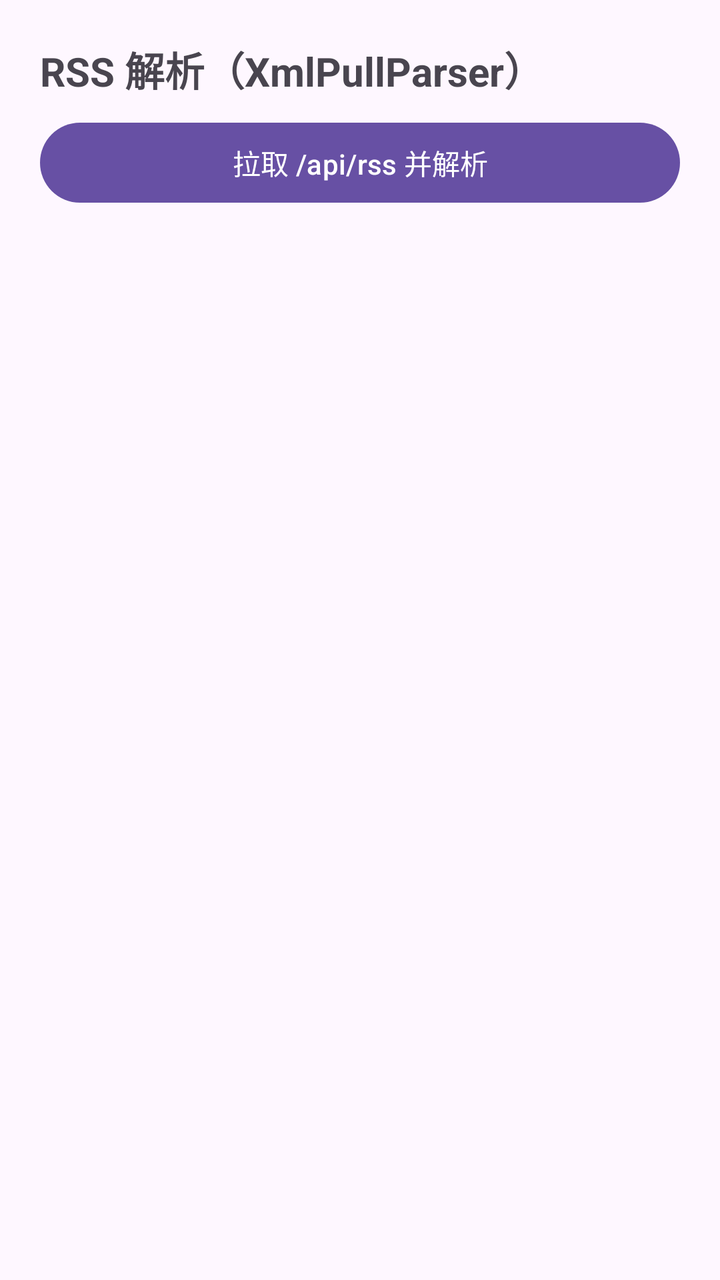
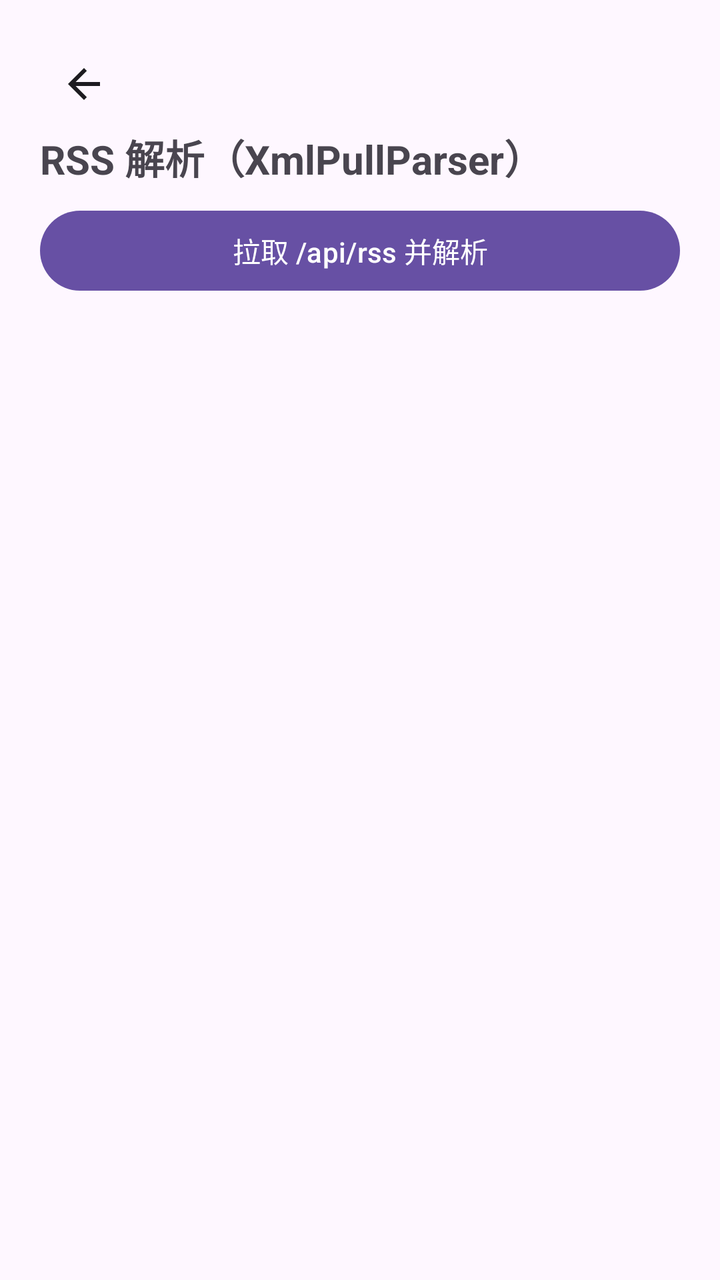

Two renders of the same Android screen: before a commit and after it. Below are the layout's source before the change and the commit's diff.
<!-- AndroidManifest.xml: application theme Theme.Keyou -->
<!-- res/layout/activity_rss_parse.xml -->
<?xml version="1.0" encoding="utf-8"?>
<LinearLayout xmlns:android="http://schemas.android.com/apk/res/android"
    android:layout_width="match_parent"
    android:layout_height="match_parent"
    android:orientation="vertical"
    android:padding="20dp">

    <TextView
        android:layout_width="wrap_content"
        android:layout_height="wrap_content"
        android:text="@string/rss_title"
        android:textSize="20sp"
        android:textStyle="bold"
        android:layout_marginBottom="8dp" />

    <Button
        android:id="@+id/btn_fetch_rss"
        android:layout_width="match_parent"
        android:layout_height="wrap_content"
        android:text="@string/rss_fetch_btn" />

    <ScrollView
        android:layout_width="match_parent"
        android:layout_height="0dp"
        android:layout_weight="1"
        android:layout_marginTop="16dp">

        <TextView
            android:id="@+id/tv_rss_result"
            android:layout_width="match_parent"
            android:layout_height="wrap_content"
            android:textSize="14sp" />
    </ScrollView>

</LinearLayout>
<!-- resources referenced by this layout -->
<resources>
  <string name="rss_fetch_btn">拉取 /api/rss 并解析</string>
  <string name="rss_title">RSS 解析（XmlPullParser）</string>
  <style name="Theme.Keyou" parent="Theme.Material3.DayNight.NoActionBar" />
</resources>

<!-- the commit's change to res/layout/activity_rss_parse.xml (unified diff, before → after) -->
@@ -4,6 +4,8 @@
     android:layout_height="match_parent"
     android:orientation="vertical"
     android:padding="20dp">
+
+    <include layout="@layout/view_back_bar" />
 
     <TextView
         android:layout_width="wrap_content"
@@ -33,3 +35,19 @@
     </ScrollView>
 
 </LinearLayout>
+<!-- res/layout/view_back_bar.xml (included above) -->
+<?xml version="1.0" encoding="utf-8"?>
+<FrameLayout xmlns:android="http://schemas.android.com/apk/res/android"
+    android:layout_width="wrap_content"
+    android:layout_height="wrap_content">
+
+    <ImageButton
+        android:id="@+id/btn_back"
+        android:layout_width="44dp"
+        android:layout_height="44dp"
+        android:background="?attr/selectableItemBackgroundBorderless"
+        android:contentDescription="@string/back"
+        android:padding="10dp"
+        android:src="@drawable/ic_arrow_back" />
+
+</FrameLayout>
<!-- resource entries referenced after the edit -->
@@ -1,5 +1,18 @@
 <!-- resources referenced by this layout -->
 <resources>
+  <!-- drawable ic_arrow_back (drawable) -->
+  <?xml version="1.0" encoding="utf-8"?>
+  <vector xmlns:android="http://schemas.android.com/apk/res/android"
+      android:width="24dp"
+      android:height="24dp"
+      android:viewportWidth="24"
+      android:viewportHeight="24"
+      android:tint="?attr/colorOnSurface">
+      <path
+          android:fillColor="@android:color/white"
+          android:pathData="M20,11H7.83l5.59,-5.59L12,4l-8,8 8,8 1.41,-1.41L7.83,13H20v-2z" />
+  </vector>
+  <string name="back">返回</string>
   <string name="rss_fetch_btn">拉取 /api/rss 并解析</string>
   <string name="rss_title">RSS 解析（XmlPullParser）</string>
   <style name="Theme.Keyou" parent="Theme.Material3.DayNight.NoActionBar" />
